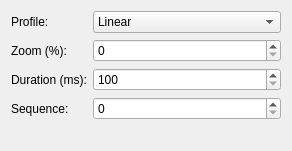
KDE/calligra, file plugins/presentationviewportshape/PresentationViewPortConfigWidget.ui: the form before one commit.
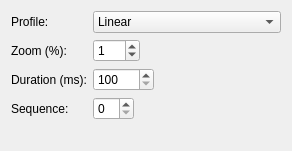
The form after the commit. Custom widgets are drawn as their Qt base class.

Commit message: Adjusted alignments of widget objects

Diff of the .ui file:
```diff
--- a/plugins/presentationviewportshape/PresentationViewPortConfigWidget.ui
+++ b/plugins/presentationviewportshape/PresentationViewPortConfigWidget.ui
@@ -10,7 +10,13 @@
     <height>151</height>
    </rect>
   </property>
-  <layout class="QGridLayout" name="gridLayout">
+  <layout class="QFormLayout" name="formLayout">
+   <property name="fieldGrowthPolicy">
+    <enum>QFormLayout::ExpandingFieldsGrow</enum>
+   </property>
+   <property name="labelAlignment">
+    <set>Qt::AlignLeading|Qt::AlignLeft|Qt::AlignTop</set>
+   </property>
    <item row="0" column="0">
     <widget class="QLabel" name="label_3">
      <property name="text">
@@ -95,7 +101,7 @@
       <number>1</number>
      </property>
      <property name="value">
-      <number>0</number>
+      <number>1</number>
      </property>
     </widget>
    </item>
```
